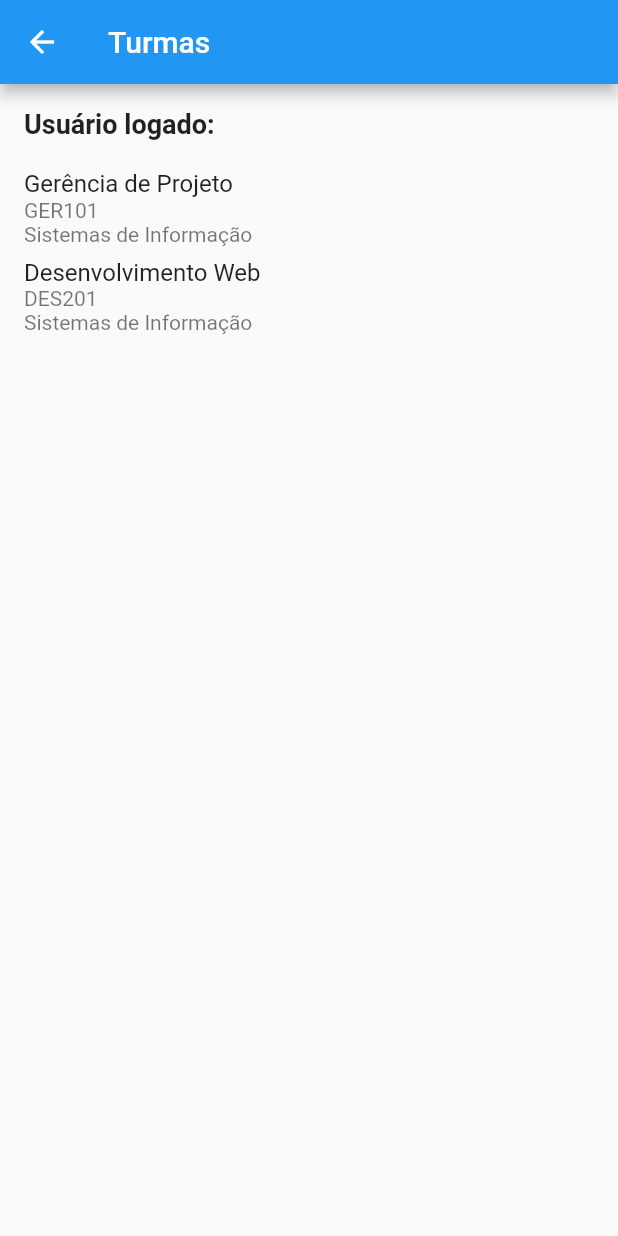
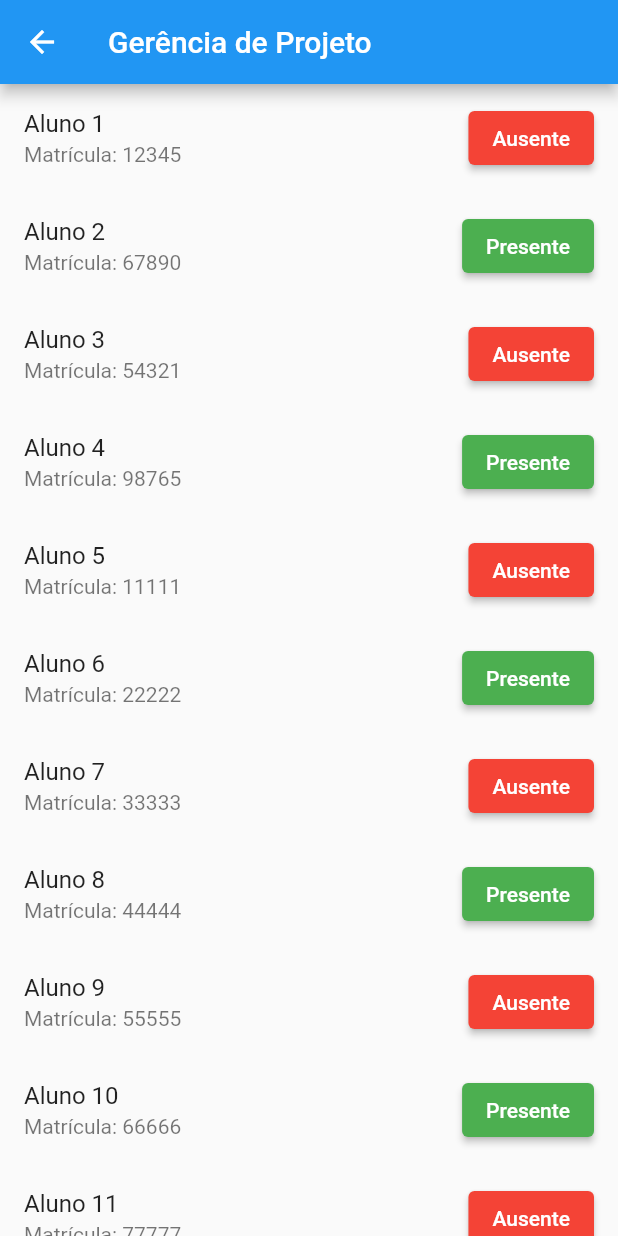
Before and after one commit to heronlancellot/ChamadaInteligente, a Flutter app: the ProfessorPage screen opened directly with empty values, after a tap on "Gerência de Projeto", on a phone screen of 412 x 824 dp. Run offline on Flutter 3.47's test engine with Material 2 defaults, Android fonts, the phone set to English and light mode, and no system bars.

Commit message:
create initial presenca page

```diff
--- /dev/null
+++ b/lib/models/aluno.dart
@@ -0,0 +1,11 @@
+class Aluno {
+  final String nome;
+  final String matricula;
+  bool presente;
+
+  Aluno({
+    required this.nome,
+    required this.matricula,
+    required this.presente,
+  });
+}
--- /dev/null
+++ b/lib/pages/presencaTurma.dart
@@ -0,0 +1,82 @@
+import 'package:flutter/material.dart';
+
+import '../models/aluno.dart';
+import '../models/turma.dart';
+
+class PresencaTurma extends StatefulWidget {
+  final Turma turma;
+
+  PresencaTurma({required this.turma});
+
+  @override
+  _PresencaTurmaState createState() => _PresencaTurmaState();
+}
+
+class _PresencaTurmaState extends State<PresencaTurma> {
+  List<Aluno> alunos = [
+    Aluno(nome: 'Aluno 1', matricula: '12345', presente: false),
+    Aluno(nome: 'Aluno 2', matricula: '67890', presente: true),
+    Aluno(nome: 'Aluno 3', matricula: '54321', presente: false),
+    Aluno(nome: 'Aluno 4', matricula: '98765', presente: true),
+    Aluno(nome: 'Aluno 5', matricula: '11111', presente: false),
+    Aluno(nome: 'Aluno 6', matricula: '22222', presente: true),
+    Aluno(nome: 'Aluno 7', matricula: '33333', presente: false),
+    Aluno(nome: 'Aluno 8', matricula: '44444', presente: true),
+    Aluno(nome: 'Aluno 9', matricula: '55555', presente: false),
+    Aluno(nome: 'Aluno 10', matricula: '66666', presente: true),
+    Aluno(nome: 'Aluno 11', matricula: '77777', presente: false),
+    Aluno(nome: 'Aluno 12', matricula: '88888', presente: true),
+    Aluno(nome: 'Aluno 13', matricula: '99999', presente: false),
+    Aluno(nome: 'Aluno 14', matricula: '10101', presente: true),
+    Aluno(nome: 'Aluno 15', matricula: '20202', presente: false),
+    Aluno(nome: 'Aluno 16', matricula: '30303', presente: true),
+    Aluno(nome: 'Aluno 17', matricula: '40404', presente: false),
+    Aluno(nome: 'Aluno 18', matricula: '50505', presente: true),
+    Aluno(nome: 'Aluno 19', matricula: '60606', presente: false),
+    Aluno(nome: 'Aluno 20', matricula: '70707', presente: true),
+  ];
+
+  @override
+  Widget build(BuildContext context) {
+    return Scaffold(
+      appBar: AppBar(
+        title: Text(widget.turma.disciplina),
+      ),
+      body: Column(
+        crossAxisAlignment: CrossAxisAlignment.start,
+        children: <Widget>[
+          Expanded(
+            child: ListView.builder(
+              itemCount: alunos.length,
+              itemBuilder: (context, index) {
+                Aluno aluno = alunos[index];
+
+                return ListTile(
+                  title: Text(aluno.nome),
+                  subtitle: Column(
+                    crossAxisAlignment: CrossAxisAlignment.start,
+                    children: <Widget>[
+                      Text('Matrícula: ${aluno.matricula}'),
+                    ],
+                  ),
+                  trailing: ElevatedButton(
+                    onPressed: () {
+                      setState(() {
+                        // Toggle de presente/ausente
+                        aluno.presente = !aluno.presente;
+                      });
+                    },
+                    style: ElevatedButton.styleFrom(
+                      primary: aluno.presente ? Colors.green : Colors.red,
+                    ),
+                    child: Text(aluno.presente ? 'Presente' : 'Ausente'),
+                  ),
+                );
+              },
+            ),
+          ),
+        ],
+      ),
+    );
+  }
+}
--- a/lib/pages/professor.dart
+++ b/lib/pages/professor.dart
@@ -1,6 +1,7 @@
 import 'package:flutter/material.dart';
 
 import '../models/turma.dart';
+import 'presencaTurma.dart';
 
 class ProfessorPage extends StatelessWidget {
   final String nomeUsuario;
@@ -54,7 +55,11 @@ class ProfessorPage extends StatelessWidget {
                     ],
                   ),
                   onTap: () {
-                    //
+                    Navigator.of(context).push(
+                      MaterialPageRoute(
+                        builder: (context) => PresencaTurma(turma: turma),
+                      ),
+                    );
                   },
                 );
               },
```
